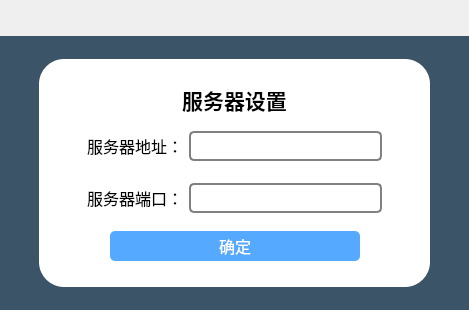
First picture: the form in logindialog.ui, repository crylittlebear/CloudDisk, before the edit.
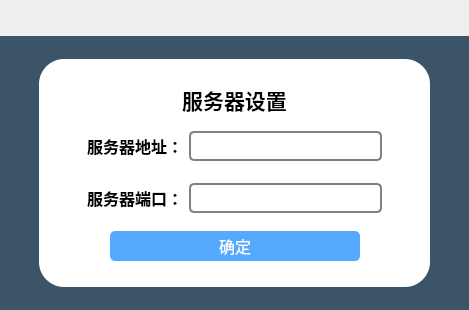
Second picture: the form after the edit. The open tabs and pages were chosen to show the change. Custom widgets are drawn as their Qt base class.

Commit message: 完善登录窗口类

```diff
--- a/logindialog.ui
+++ b/logindialog.ui
@@ -1069,7 +1069,7 @@
                        <font>
                         <family>微软雅黑</family>
                         <pointsize>12</pointsize>
-                        <bold>false</bold>
+                        <bold>true</bold>
                        </font>
                       </property>
                       <property name="text">
@@ -1100,7 +1100,7 @@
                        <font>
                         <family>微软雅黑</family>
                         <pointsize>12</pointsize>
-                        <bold>false</bold>
+                        <bold>true</bold>
                        </font>
                       </property>
                       <property name="text">
```
Left out of the diff: 2 changed lines with no effect on the pictures. The commit also changes 5 other files.
